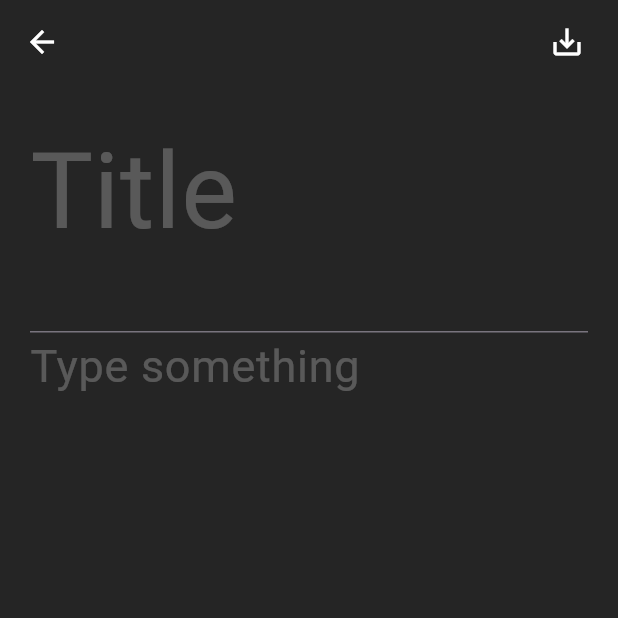
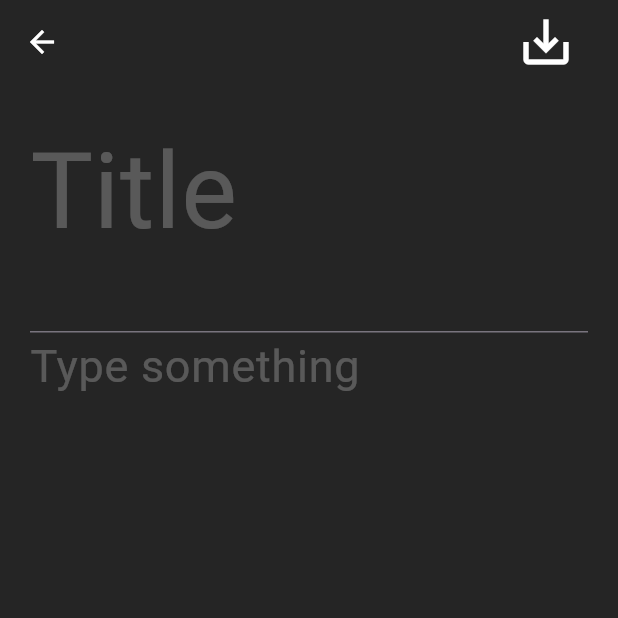
Before and after one commit to aqquaa-4thewin/flutter_side_project, a Flutter app: the screen it shows after launch, after a tap on the "add" icon, on a phone screen of 412 x 824 dp, the top half of it. Run offline on Flutter 3.47's test engine with Material 3 defaults, Android fonts, the phone set to English and light mode, and no system bars; our stand-ins replace sqflite; accounts and stored records are empty.

Commit message:
Latest updates
fixed app problem of rendering widgets, search problems, database storage problem and more.
refreshing the home page when Adding or editing a note is still a problem.

```diff
--- a/lib/main.dart
+++ b/lib/main.dart
@@ -1,5 +1,5 @@
 import 'package:flutter/material.dart';
-import 'package:flutter_side_project/pages/home-screen.dart';
+import 'package:flutter_side_project/pages/spalsh.dart';
 
 void main() {
   runApp(const MyApp());
@@ -16,7 +16,7 @@
       theme: ThemeData(
         useMaterial3: true,
       ),
-      home: const HomeScreenPage(),
+      home: const SplashPage(),
       debugShowCheckedModeBanner: false,
     );
   }
--- a/lib/pages/add-note.dart
+++ b/lib/pages/add-note.dart
@@ -1,7 +1,11 @@
 import 'package:flutter/material.dart';
 import 'package:flutter_side_project/models/note.dart';
+import 'package:flutter_side_project/pages/home-screen.dart';
 import 'package:flutter_side_project/shared/shared.dart';
 import 'package:flutter_side_project/theme/colors.dart' as theme;
+import 'package:flutter_side_project/controllers/note-controller.dart'
+    as noteController;
+import 'package:flutter_side_project/widgets/custom-button.dart';
 
 class AddNotePage extends StatefulWidget {
   const AddNotePage({super.key});
@@ -27,20 +31,25 @@ class _AddNotePageState extends State<AddNotePage> {
           color: theme.secondaryColor,
         ),
         actions: [
-          IconButton(
-            icon: const Icon(Icons.save_alt_outlined),
+          CustomButton(
+              iconSymbol: const Icon(Icons.save_alt_outlined),
               onPressed: () {
                 if (formKey.currentState!.validate()) {
                   Note note = Note(
                       ID: DateTime.now().millisecondsSinceEpoch,
                       title: title,
                       description: desctiption);
-                demoNotes.add(note);
+                  noteController.addNote(note);
                   noteStreamController.sink.add("add");
+                  Navigator.pushAndRemoveUntil(
+                    context,
+                    MaterialPageRoute(
+                        builder: (context) => const HomeScreenPage()),
+                    (Route<dynamic> route) => false,
+                  );
                 }
               },
-            padding: const EdgeInsets.fromLTRB(0, 0, 20, 0),
-          )
+              padding: const EdgeInsets.fromLTRB(0, 0, 20, 0))
         ],
       ),
       body: Center(
--- a/lib/pages/home-empty.dart
+++ b/lib/pages/home-empty.dart
@@ -23,10 +23,7 @@ class _HomePageEmptyState extends State<HomePageEmpty> {
         actions: [
           Padding(
               padding: const EdgeInsets.symmetric(horizontal: 20),
-              child: CustomButton(
-                iconSymbol: const Icon(Icons.search),
-                ismini: true,
-              ))
+              child: CustomButton(iconSymbol: const Icon(Icons.search)))
         ],
       ),
       body: Center(
--- a/lib/pages/spalsh.dart
+++ b/lib/pages/spalsh.dart
@@ -1,10 +1,10 @@
 import 'dart:async';
 import 'package:flutter/material.dart';
-import 'package:flutter_side_project/DB/note.dart';
-import 'package:flutter_side_project/models/note.dart';
+import 'package:flutter_side_project/controllers/note-controller.dart';
 import 'package:flutter_side_project/pages/home-empty.dart';
 import 'package:flutter_side_project/pages/home-screen.dart';
-import 'package:shared_preferences/shared_preferences.dart';
+import 'package:flutter_side_project/shared/shared.dart';
+import 'package:flutter_side_project/theme/colors.dart' as theme;
 
 class SplashPage extends StatefulWidget {
   const SplashPage({super.key});
@@ -17,17 +17,15 @@ class _SplashPageState extends State<SplashPage> {
   @override
   void initState() {
     // TODO: implement initState
+    getAllNotesFromDB();
     super.initState();
     Timer(const Duration(seconds: 1), () {
       checkNote();
     });
   }
 
-  checkNote() async {
-    final NoteDatabase noteDatabase = NoteDatabase.instance;
-    final List<Note> notes = await noteDatabase.getAllNotes();
-
-    if (notes.isNotEmpty) {
+  checkNote() {
+    if (demoNotes.isNotEmpty) {
       // If notes exist, navigate to HomeScreenPage
       Navigator.pushReplacement<void, void>(
         context,
@@ -48,8 +46,9 @@ class _SplashPageState extends State<SplashPage> {
 
   @override
   Widget build(BuildContext context) {
-    return const Scaffold(
-      body: Center(
+    return Scaffold(
+      backgroundColor: theme.primaryColor,
+      body: const Center(
         child: CircularProgressIndicator(),
       ),
     );
--- a/lib/shared/shared.dart
+++ b/lib/shared/shared.dart
@@ -24,3 +24,4 @@ List<Note> filterdnoteList = demoNotes;
 const idType = 'INTEGER PRIMARY KEY AUTOINCREMENT';
 const textType = 'TEXT NOT NULL';
 const integerType = 'INTEGER NOT NULL';
+int currentColorIndex = 0;
--- a/lib/widgets/custom-appbar.dart
+++ b/lib/widgets/custom-appbar.dart
@@ -56,7 +56,6 @@ class _CustomAppbarState extends State<CustomAppbar> {
                 padding: const EdgeInsets.symmetric(horizontal: 20),
                 child: CustomButton(
                   iconSymbol: const Icon(Icons.search),
-                  ismini: true,
                   onPressed: () {
                     setState(() {
                       if (visableSearch) searchFieldController.clear();
--- a/lib/widgets/custom-button.dart
+++ b/lib/widgets/custom-button.dart
@@ -4,14 +4,14 @@ import 'package:flutter_side_project/theme/colors.dart' as theme;
 // ignore: must_be_immutable
 class CustomButton extends StatefulWidget {
   Icon iconSymbol = const Icon(Icons.add);
-  bool ismini;
+  EdgeInsetsGeometry padding;
   final VoidCallback? onPressed;
   // Constructor with required iconSymbol parameter
   CustomButton(
       {super.key,
       required this.iconSymbol,
-      this.ismini = false,
-      this.onPressed});
+      this.onPressed,
+      this.padding = const EdgeInsets.fromLTRB(0, 0, 0, 0)});
 
   @override
   State<CustomButton> createState() => _CustomButtonState();
@@ -20,16 +20,20 @@ class CustomButton extends StatefulWidget {
 class _CustomButtonState extends State<CustomButton> {
   @override
   Widget build(BuildContext context) {
-    return Container(
+    return Padding(
+      padding: widget.padding,
+      child: Container(
         decoration: const BoxDecoration(shape: BoxShape.circle),
         child: IconButton(
             onPressed: widget.onPressed?.call,
             style: ButtonStyle(
-            elevation: const WidgetStatePropertyAll(10),
+              iconSize: const WidgetStatePropertyAll(40),
+              elevation: const WidgetStatePropertyAll(30),
               backgroundColor: WidgetStatePropertyAll(theme.primaryColor),
               foregroundColor: WidgetStatePropertyAll(theme.secondaryColor),
             ),
             icon: widget.iconSymbol),
+      ),
     );
   }
 }
```
Also changed, not shown: lib/DB/note.dart (+20 -19 lines), lib/controllers/note-controller.dart (+51 -19 lines), lib/models/note.dart (+7 -4 lines), lib/pages/home-screen.dart (+23 -16 lines), lib/pages/note.dart (+34 -10 lines), pubspec.lock. Lines whose indentation alone changed are shown as unchanged.
